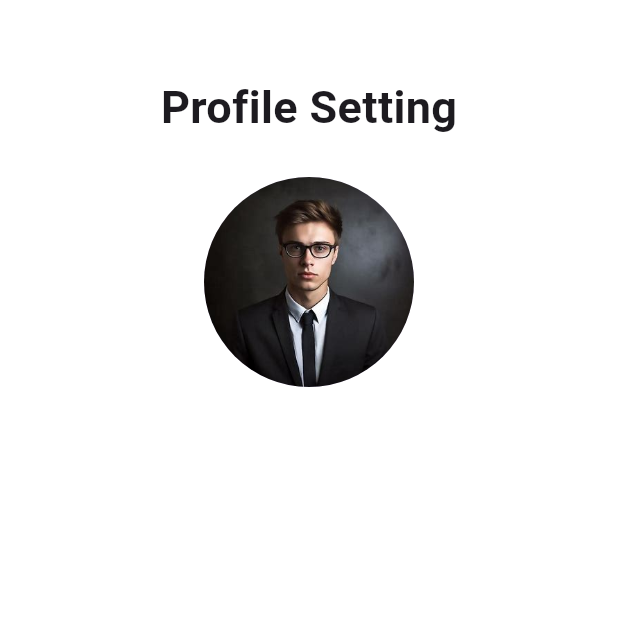
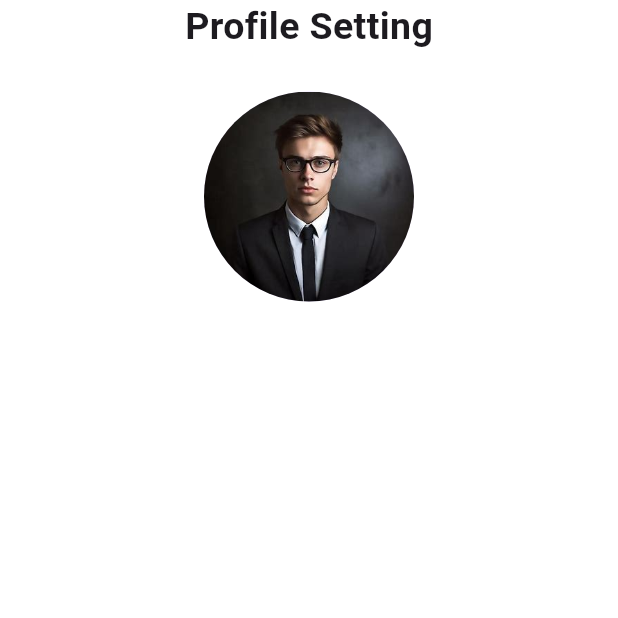
Before and after one commit to umar-24/quick_bites, a Flutter app: the ProfileScreen screen opened directly, on a phone screen of 412 x 824 dp, the top half of it. Run offline on Flutter 3.47's test engine with Material 3 defaults, Android fonts, the light colour scheme and no system bars; our stand-ins replace flutter_rating_bar, get, google_nav_bar, iconsax, lottie, smooth_page_indicator.

Commit message:
profile page

```diff
--- a/lib/features/profile/profile_screen.dart
+++ b/lib/features/profile/profile_screen.dart
@@ -21,8 +21,8 @@ class _ProfileScreenState extends State<ProfileScreen> {
     child: Column(
       mainAxisAlignment: MainAxisAlignment.start,
       children: [
-        SizedBox(height: 50),
-        Center(child: HeadingText(text: 'Profile Setting', fontSize: 30, fontWeight: FontWeight.bold)),
+
+        Center(child: HeadingText(text: 'Profile Setting', fontSize: 25, fontWeight: FontWeight.bold)),
         SizedBox(height: 25),
         CircleAvatar(
           radius: 70,
```
